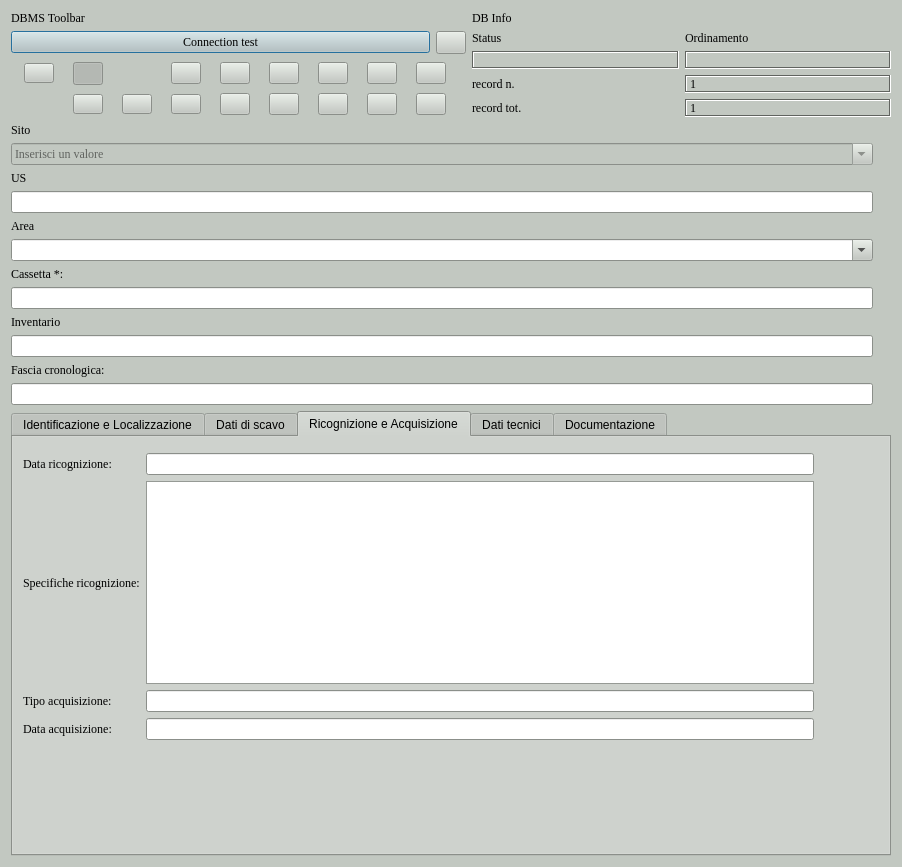
pyarchinit/pyarchinit, file gui/ui/Tma.ui: the form before one commit.
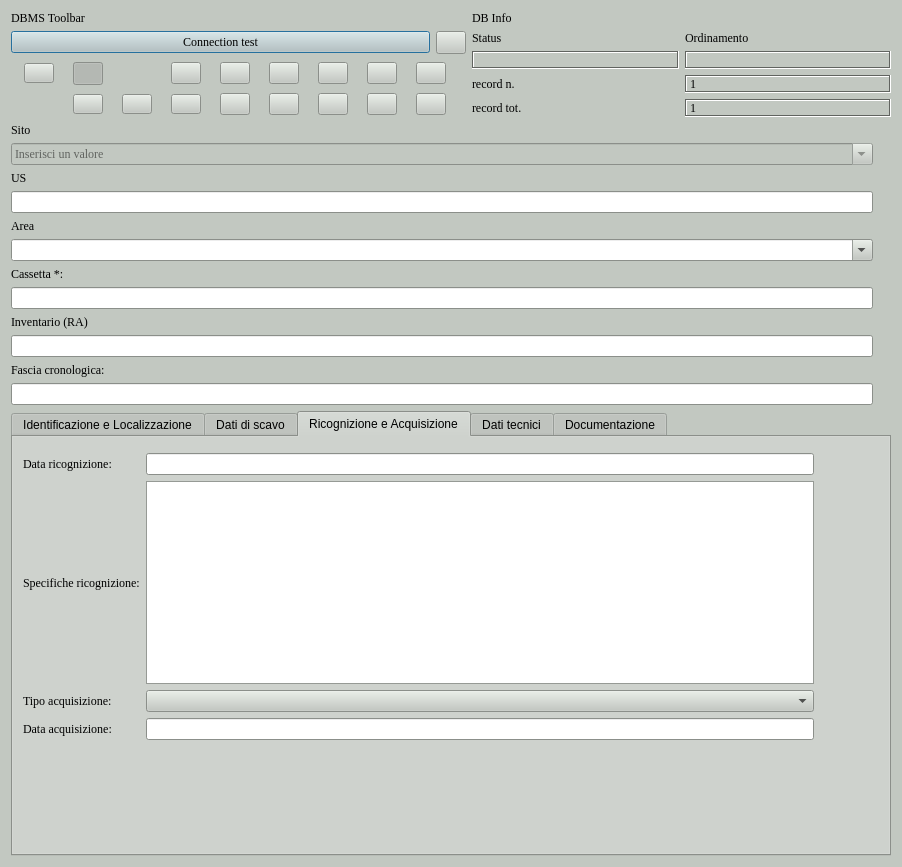
The form after the commit. The open tabs and pages were chosen to show the change. Icons and pictures are not drawn.

Commit message: Add scripts for TMA table management: creation, validation, fixing foreign keys, and restructuring. Include utilities for thesaurus cleanup, record migration, and SQLite compatibility verification.

Diff of the .ui file:
```diff
--- a/gui/ui/Tma.ui
+++ b/gui/ui/Tma.ui
@@ -501,7 +501,7 @@
       </font>
      </property>
      <property name="text">
-      <string>Inventario</string>
+      <string>Inventario (RA)</string>
      </property>
     </widget>
    </item>
@@ -1648,13 +1648,6 @@
           </property>
          </widget>
         </item>
-        <item row="2" column="1">
-         <widget class="QLineEdit" name="lineEdit_aint">
-          <property name="maxLength">
-           <number>100</number>
-          </property>
-         </widget>
-        </item>
         <item row="3" column="0">
          <widget class="QLabel" name="label_17">
           <property name="font">
@@ -1675,6 +1668,20 @@
           </property>
          </widget>
         </item>
+        <item row="2" column="1">
+         <widget class="QComboBox" name="comboBox_aint">
+          <item>
+           <property name="text">
+            <string/>
+           </property>
+          </item>
+          <item>
+           <property name="text">
+            <string>ICCD</string>
+           </property>
+          </item>
+         </widget>
+        </item>
        </layout>
       </widget>
      </widget>
```
Left out of the diff: 10 changed lines with no effect on the pictures.
